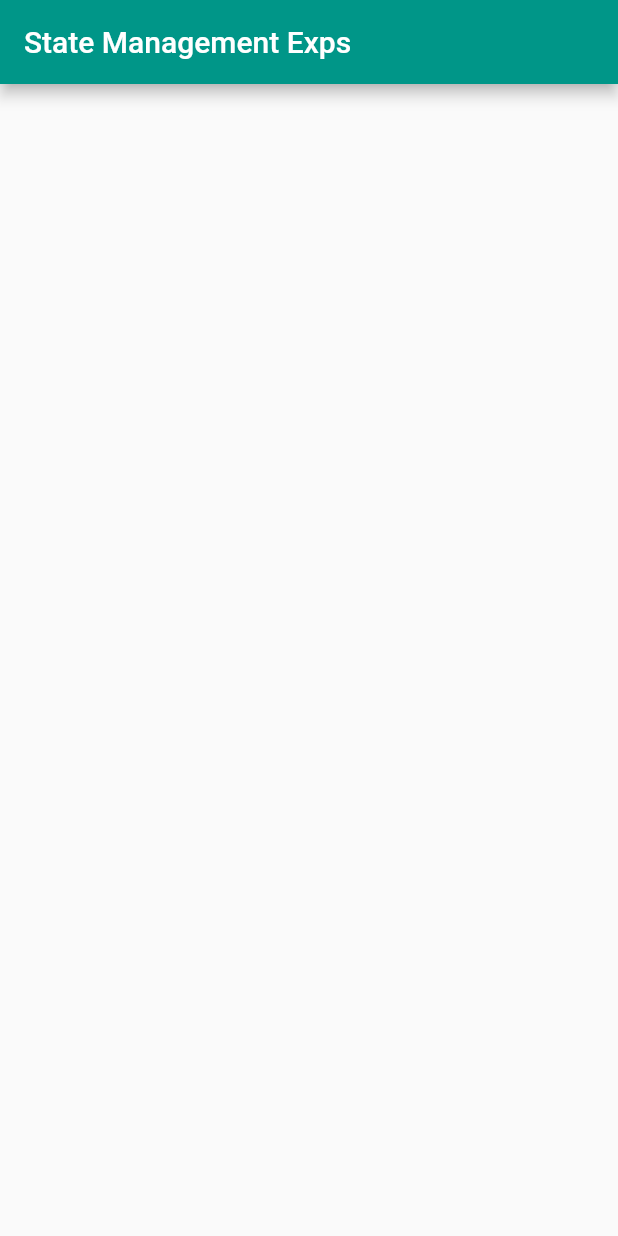
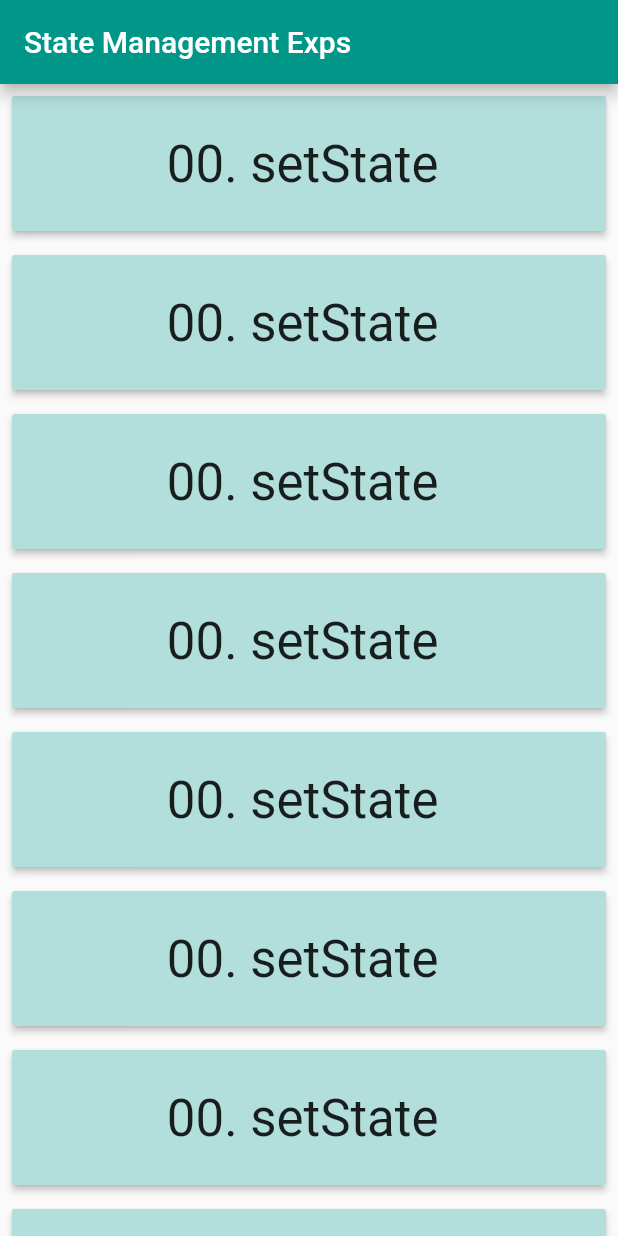
Before and after one commit to raveesh-me/state_management_experiments, a Flutter app: the screen it shows after launch, on a phone screen of 412 x 824 dp. Run offline on Flutter 3.47's test engine with Material 2 defaults, Android fonts, the phone set to English and light mode, and no system bars.

Commit message:
adds home screen buttons

```diff
--- a/lib/main.dart
+++ b/lib/main.dart
@@ -29,6 +29,100 @@ class HomeScreen extends StatelessWidget {
           'State Management Exps',
         ),
       ),
+      body: ListView(
+        children: <Widget>[
+          HomeScreenSelectionButton(
+            buttonLabel: '00. setState ',
+            pushRouteName: '/setState',
+          ),
+          HomeScreenSelectionButton(
+            buttonLabel: '00. setState ',
+            pushRouteName: '/setState',
+          ),
+          HomeScreenSelectionButton(
+            buttonLabel: '00. setState ',
+            pushRouteName: '/setState',
+          ),
+          HomeScreenSelectionButton(
+            buttonLabel: '00. setState ',
+            pushRouteName: '/setState',
+          ),
+          HomeScreenSelectionButton(
+            buttonLabel: '00. setState ',
+            pushRouteName: '/setState',
+          ),
+          HomeScreenSelectionButton(
+            buttonLabel: '00. setState ',
+            pushRouteName: '/setState',
+          ),
+          HomeScreenSelectionButton(
+            buttonLabel: '00. setState ',
+            pushRouteName: '/setState',
+          ),
+          HomeScreenSelectionButton(
+            buttonLabel: '00. setState ',
+            pushRouteName: '/setState',
+          ),
+          HomeScreenSelectionButton(
+            buttonLabel: '00. setState ',
+            pushRouteName: '/setState',
+          ),
+          HomeScreenSelectionButton(
+            buttonLabel: '00. setState ',
+            pushRouteName: '/setState',
+          ),
+          HomeScreenSelectionButton(
+            buttonLabel: '00. setState ',
+            pushRouteName: '/setState',
+          ),
+          HomeScreenSelectionButton(
+            buttonLabel: '00. setState ',
+            pushRouteName: '/setState',
+          ),
+          HomeScreenSelectionButton(
+            buttonLabel: '00. setState ',
+            pushRouteName: '/setState',
+          ),
+          HomeScreenSelectionButton(
+            buttonLabel: '00. setState ',
+            pushRouteName: '/setState',
+          ),
+          HomeScreenSelectionButton(
+            buttonLabel: '00. setState ',
+            pushRouteName: '/setState',
+          ),
+        ],
+      ),
     );
   }
 }
+
+// responsibility: provides styling for the HomeScreen buttons
+class HomeScreenSelectionButton extends StatelessWidget {
+  final String pushRouteName;
+  final String buttonLabel;
+
+  const HomeScreenSelectionButton({
+    Key key,
+    @required this.pushRouteName,
+    @required this.buttonLabel,
+  }) : super(key: key);
+  @override
+  Widget build(BuildContext context) {
+    return Padding(
+      padding: const EdgeInsets.all(8.0),
+      child: RaisedButton(
+        onPressed: () => Navigator.pushNamed(context, pushRouteName),
+        child: Text(
+          buttonLabel,
+          style: Theme.of(context)
+              .textTheme
+              .display1
+              .copyWith(color: Colors.black87),
+        ),
+        color: Colors.teal[100],
+        padding: EdgeInsets.symmetric(vertical: 25),
+      ),
+    );
+  }
+}
```
